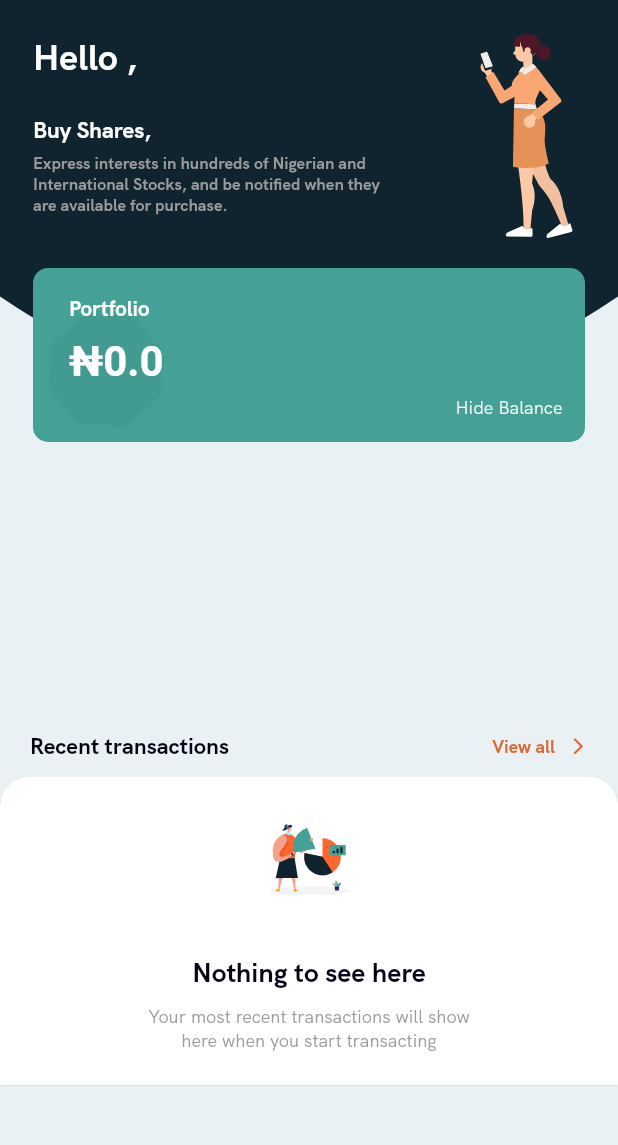
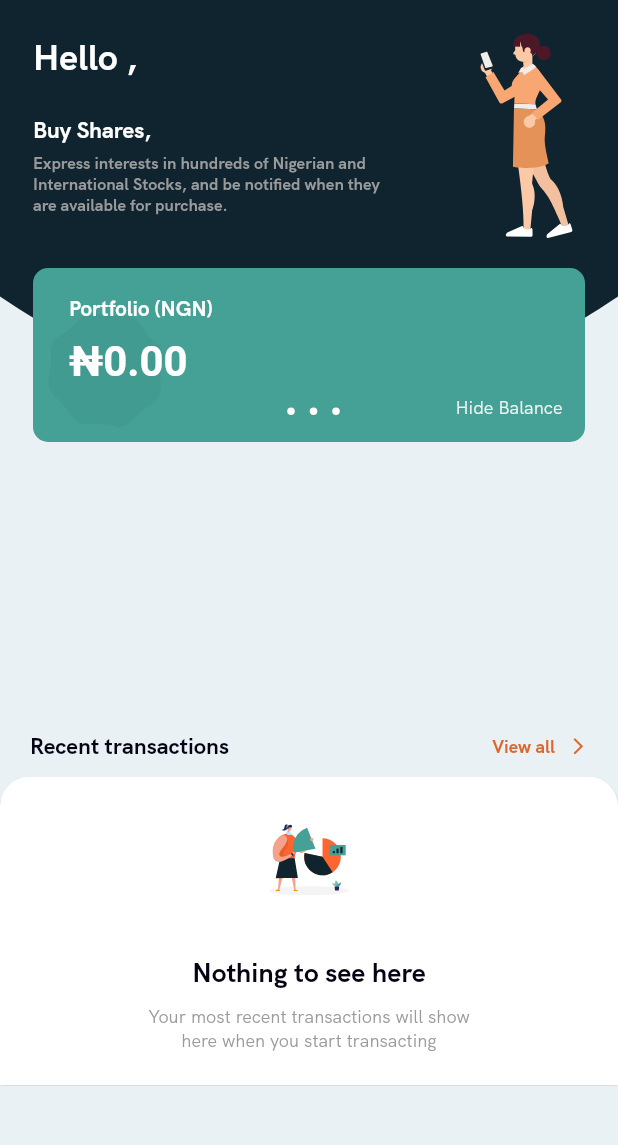
Before and after one commit to InvestNaija/e-offering-mobile, a Flutter app: the DashboardScreen screen opened directly, on a phone screen of 412 x 824 dp, the part 65-1210 px from its top. Run offline on Flutter 3.47's test engine with Material 2 defaults, Android fonts, the phone set to English and light mode, and no system bars; our stand-ins replace audioplayers, camera, flutter_html, flutter_svg, image_picker, shared_preferences and 2 more; missing offline and left inert: image_picker_platform_interface; accounts and stored records are empty; network calls fail.

Commit message:
work in progress

```diff
--- a/lib/business_logic/repository/local/local_storage_repository.dart
+++ b/lib/business_logic/repository/local/local_storage_repository.dart
@@ -8,4 +8,6 @@ abstract class LocalStorageRepository{
   bool getLoggedInStatus();
   Future<bool> clear();
   CustomerResponseModel getCustomer();
+  Future<bool> setHideBalance(bool shouldHide);
+  bool getHideBalance();
 }
--- a/lib/components/dashboard_detail_card.dart
+++ b/lib/components/dashboard_detail_card.dart
@@ -1,9 +1,13 @@
+import 'dart:io';
+
 import 'package:flutter/material.dart';
+import 'package:intl/intl.dart';
+import 'package:invest_naija/business_logic/repository/local/local_storage.dart';
 
 import '../constants.dart';
 
 class DashboardDetailCard extends StatefulWidget {
-  final double walletBalance;
+  final Map<String, double> walletBalance;
 
   const DashboardDetailCard({Key key, this.walletBalance}) : super(key: key);
   @override
@@ -11,6 +15,15 @@ class DashboardDetailCard extends StatefulWidget {
 }
 
 class _DashboardDetailCardState extends State<DashboardDetailCard> {
+
+  bool shouldHideBalance;
+
+  @override
+  void initState() {
+    super.initState();
+    shouldHideBalance = appLocalStorage.getHideBalance();
+  }
+
   @override
   Widget build(BuildContext context) {
     return Container(
@@ -43,85 +56,80 @@ class _DashboardDetailCardState extends State<DashboardDetailCard> {
                     height: 75,
                     child: PageView(
                       children: [
-                        _walletBalance(balance: widget.walletBalance, name: 'Portfolio'),
-                        //_walletBalance(balance: 0.00, name: 'InvestIN'),
-                        //_walletBalance(balance: 0.00, name: 'TradeIN'),
-                        //_walletBalance(balance: 0.00, name: 'SaveIN'),
+                        _walletBalance(balance: widget.walletBalance['NGN'] ?? 0.0, name: 'Portfolio (NGN)', currency: 'NGN'),
+                        _walletBalance(balance: widget.walletBalance['USD'] ?? 0.0, name: 'Portfolio (USD)', currency: 'USD'),
+                        _walletBalance(balance: widget.walletBalance['EUR'] ?? 0.0, name: 'Portfolio (EUR)', currency: 'EUR'),
                       ],
                     ),
                   ),
-                  // const Spacer(),
-                  // Row(
-                  //   mainAxisAlignment: MainAxisAlignment.center,
-                  //   children: [
-                  //     AnimatedContainer(
-                  //       width: 5,
-                  //       height: 5,
-                  //       duration: Duration(milliseconds: 200),
-                  //       decoration: BoxDecoration(
-                  //         borderRadius:
-                  //         BorderRadius.circular(2.5),
-                  //         color: Constants.whiteColor,
-                  //       ),
-                  //     ),
-                  //     SizedBox(
-                  //       width: 10,
-                  //     ),
-                  //     AnimatedContainer(
-                  //       width: 5,
-                  //       height: 5,
-                  //       duration: Duration(milliseconds: 200),
-                  //       decoration: BoxDecoration(
-                  //         borderRadius:
-                  //         BorderRadius.circular(2.5),
-                  //         color: Constants.whiteColor,
-                  //       ),
-                  //     ),
-                  //     SizedBox(
-                  //       width: 10,
-                  //     ),
-                  //     AnimatedContainer(
-                  //       width: 5,
-                  //       height: 5,
-                  //       duration: Duration(milliseconds: 200),
-                  //       decoration: BoxDecoration(
-                  //         borderRadius:
-                  //         BorderRadius.circular(2.5),
-                  //         color: Constants.whiteColor,
-                  //       ),
-                  //     ),
-                  //     SizedBox(
-                  //       width: 10,
-                  //     ),
-                  //     AnimatedContainer(
-                  //       width: 5,
-                  //       height: 5,
-                  //       duration: Duration(milliseconds: 200),
-                  //       decoration: BoxDecoration(
-                  //         borderRadius:
-                  //         BorderRadius.circular(2.5),
-                  //         color: Constants.whiteColor,
-                  //       ),
-                  //     ),
-                  //   ],
-                  // )
+                  const Spacer(),
+                  Row(
+                    mainAxisAlignment: MainAxisAlignment.center,
+                    children: [
+                      AnimatedContainer(
+                        width: 5,
+                        height: 5,
+                        duration: Duration(milliseconds: 200),
+                        decoration: BoxDecoration(
+                          borderRadius:
+                          BorderRadius.circular(2.5),
+                          color: Constants.whiteColor,
+                        ),
+                      ),
+                      SizedBox(
+                        width: 10,
+                      ),
+                      AnimatedContainer(
+                        width: 5,
+                        height: 5,
+                        duration: Duration(milliseconds: 200),
+                        decoration: BoxDecoration(
+                          borderRadius:
+                          BorderRadius.circular(2.5),
+                          color: Constants.whiteColor,
+                        ),
+                      ),
+                      SizedBox(
+                        width: 10,
+                      ),
+                      AnimatedContainer(
+                        width: 5,
+                        height: 5,
+                        duration: Duration(milliseconds: 200),
+                        decoration: BoxDecoration(
+                          borderRadius:
+                          BorderRadius.circular(2.5),
+                          color: Constants.whiteColor,
+                        ),
+                      ),
+                    ],
+                  )
                 ],
               ),
             ),
             Positioned(
               bottom: 15,
               right: 15,
-              child: Text(
-                "Hide Balance",
-                style: TextStyle(
-                    color: Constants.gray6Color, fontSize: 12),
+              child: GestureDetector(
+                onTap: (){
+                  appLocalStorage.setHideBalance(!shouldHideBalance);
+                  shouldHideBalance = !shouldHideBalance;
+                  setState(() {});
+                },
+                child: Text(
+                  "Hide Balance",
+                  style: TextStyle(
+                      color: Constants.gray6Color, fontSize: 12),
+                ),
               ),
             ),
           ],
         ));
   }
 
-  Widget _walletBalance({double balance, String name}){
+  Widget _walletBalance({String currency, double balance, String name}){
+    final formatCurrency = NumberFormat.simpleCurrency(locale: Platform.localeName, name: currency);
+    String amount = formatCurrency.format(balance);
     return Column(
       crossAxisAlignment: CrossAxisAlignment.start,
       children: [
@@ -136,7 +144,7 @@ class _DashboardDetailCardState extends State<DashboardDetailCard> {
           height: 10,
         ),
         Text(
-          "₦$balance",
+          shouldHideBalance ? '***' : amount,
           style: TextStyle(
               fontFamily: 'Roboto',
               color: Constants.whiteColor,
--- a/lib/screens/fragments/home_fragment.dart
+++ b/lib/screens/fragments/home_fragment.dart
@@ -106,9 +106,9 @@ class _HomeFragmentState extends State<HomeFragment> with ApplicationMixin{
                               fontWeight: FontWeight.w600),
                         ),
                         const SizedBox(height: 35,),
-                        Consumer<WalletProvider>(
-                          builder: (context, walletProvider, child) {
-                            return DashboardDetailCard(walletBalance: walletProvider.walletBalance?.toDouble() ?? 0.0,);
+                        Consumer<TransactionProvider>(
+                          builder: (context, transactionProvider, child) {
+                            return DashboardDetailCard(walletBalance: transactionProvider.portfolioAmount);
                           },
                         ),
                       ],
--- a/lib/screens/fragments/investment_fragment.dart
+++ b/lib/screens/fragments/investment_fragment.dart
@@ -61,7 +61,7 @@ class _InvestmentFragmentState extends State<InvestmentFragment> {
                         Consumer<TransactionProvider>(
                           builder: (BuildContext context, transactionProvider, Widget child) {
                             return InvestmentDetailCard(
-                              cumulativeEIpoInvestmentAmount: transactionProvider.cumulativeEIpoInvestmentAmount,
+                              cumulativeEIpoInvestmentAmount: transactionProvider.portfolioAmount,
                               onTap: (){
                               Navigator.of(context).push(
                                   MaterialPageRoute(builder: (context) => InvestmentPlansFragment()));
```
Also changed, not shown: lib/business_logic/providers/transaction_provider.dart (+12 -7 lines), lib/business_logic/repository/local/local_storage.dart (+10 -0 lines), 45 other files.
